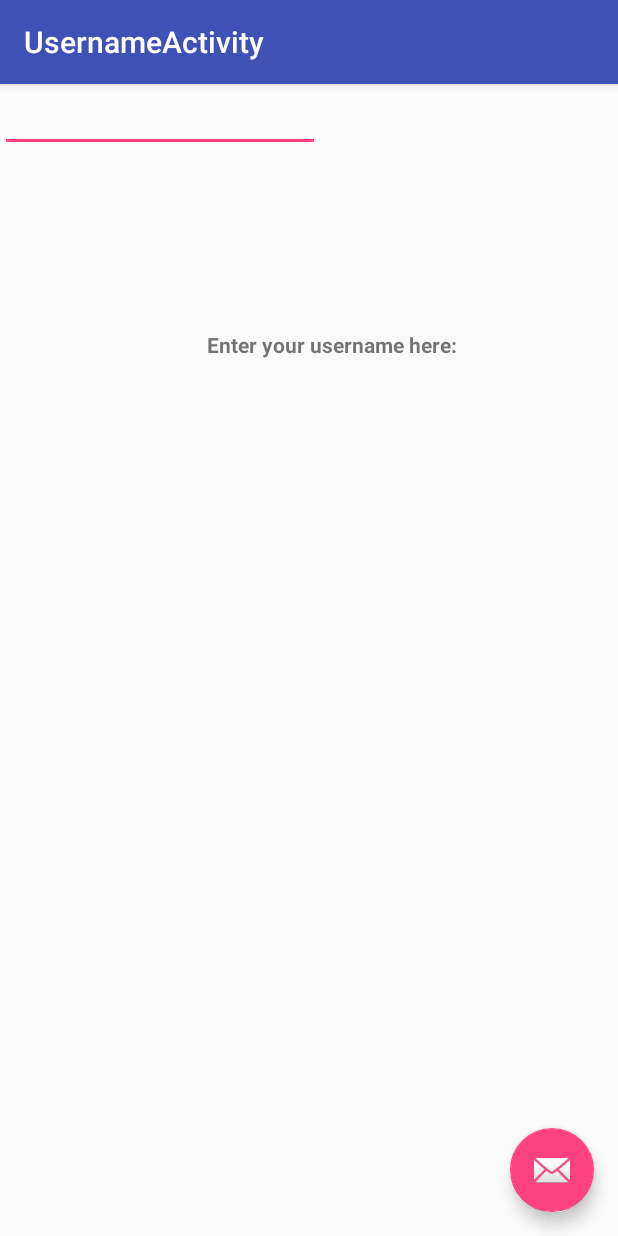
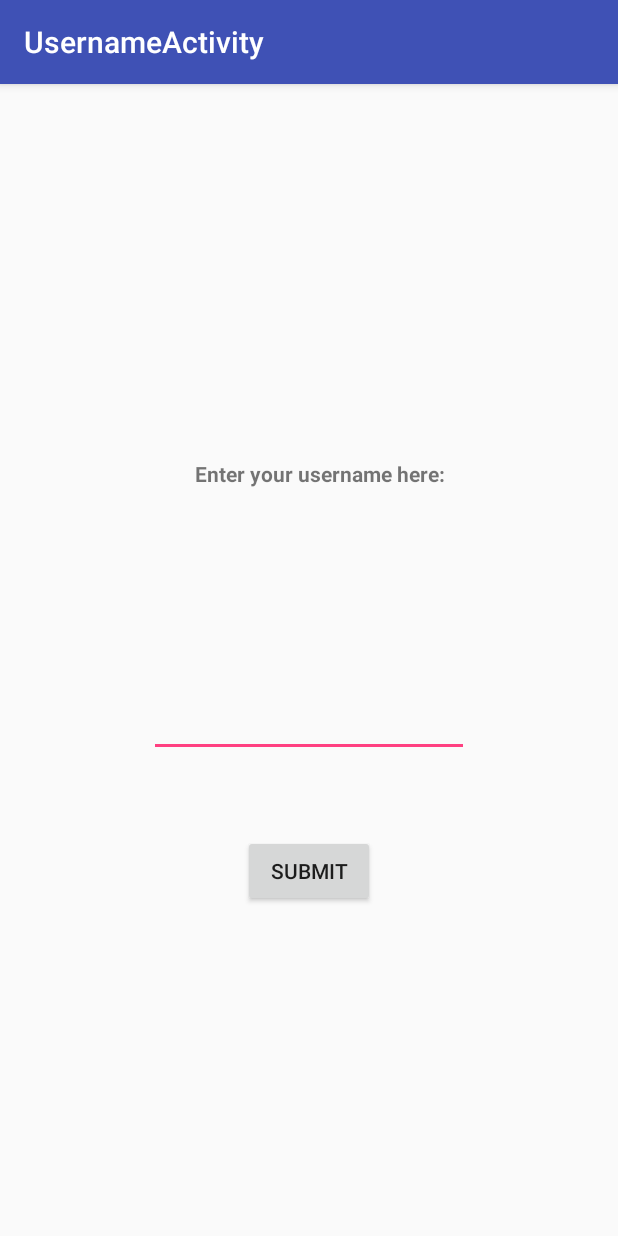
Before and after one commit to amikmandal/LendIt, an Android app: the UsernameActivity screen opened directly, with no data from a screen before it, on a phone screen of 412 x 824 dp. Run offline under Robolectric (Android 15) with nearby library versions, the phone set to English and light mode, and no system bars; our stand-ins replace Firebase (no records; nobody signed in at launch, a user with empty details on screens opened directly); Roboto replaces fonts that are not available here.

Commit message:
sabrinas commented code

```diff
--- a/app/src/main/java/com/example/sabrinapin/lendit/User.java
+++ b/app/src/main/java/com/example/sabrinapin/lendit/User.java
@@ -11,12 +11,16 @@ public class User {
     private String USER_ID;
     private String USERNAME;
 
+    //Creates a user object to store first name, last name and unique Facebook ID
+    //First used in LoginActivity
+    //Later called in UsernameActivity to retrieve first and last name, along with ID
     public User(String firstName, String lastName, String userID){
         USER_FIRST = firstName;
         USER_LAST = lastName;
         USER_ID = userID;
     }
 
+    //used for instances that setting is necessary
     public User(){
 
     }
--- a/app/src/main/java/com/example/sabrinapin/lendit/UsernameActivity.java
+++ b/app/src/main/java/com/example/sabrinapin/lendit/UsernameActivity.java
@@ -31,6 +31,7 @@ public class UsernameActivity extends AppCompatActivity {
 
     EditText usernameView;
     TextView welcomeView;
+    Button submit;
     private String usernameInput;
     SharedPreferences sharedPref;
     private FirebaseDatabase mReference;
@@ -40,7 +41,9 @@ public class UsernameActivity extends AppCompatActivity {
         super.onCreate(savedInstanceState);
         setContentView(R.layout.activity_username);
 
+        //welcomeView - presents login instructions
         welcomeView = findViewById(R.id.welcomeMessage);
+        //EditText for user to input a unique username
         usernameView = findViewById(R.id.usernameInput);
 
         mReference = FirebaseDatabase.getInstance("https://lendit-af1e0.firebaseio.com/");
@@ -48,27 +51,33 @@ public class UsernameActivity extends AppCompatActivity {
 
         sharedPref = PreferenceManager.getDefaultSharedPreferences(this);
 
-
-
-
-
-
+        //preference used to make sure when user exits app and returns that app will go back to UsernameActivity
+        sharedPref.edit().putString("inUsernameActivity","uselessString").commit();
 
         Toolbar toolbar = (Toolbar) findViewById(R.id.toolbar);
         setSupportActionBar(toolbar);
 
-        FloatingActionButton fab = (FloatingActionButton) findViewById(R.id.fab);
-        fab.setOnClickListener(new View.OnClickListener() {
+        //submit button - when user presses the username will be stored
+        submit = findViewById(R.id.submitButton);
+
+        submit.setOnClickListener(new View.OnClickListener() {
+
+            //if user already has made a username, app will continue on to MainActivity
             @Override
             public void onClick(View view) {
                 String userId = mUser.getUSER_ID();
-                if(true){ Intent intent = new Intent(UsernameActivity.this, MainActivity.class);}
+                if(true){
+                    //The app will no longer recognize UserNameActivity as the current activity and continue onto Main instead
+                    sharedPref.edit().remove("inUsernameActivity").commit();
+                    Intent intent = new Intent(UsernameActivity.this, MainActivity.class);}
+
 //                DatabaseReference myRef = mReference.getReference("users");
 
                 DatabaseReference myUsernames = mReference.getReference("checkNames");
                 Log.d("nameRef", usernameView.getText().toString());
 
 
+                //method checks to see if username is unique
                 myUsernames.addListenerForSingleValueEvent(new ValueEventListener() {
                     @Override
                     public void onDataChange(DataSnapshot snapshot) {
@@ -78,7 +87,7 @@ public class UsernameActivity extends AppCompatActivity {
                             DatabaseReference putUsernames = mReference.getReference("usernames");
 
 
-
+                            //stores everything once user inputs new/unique username
                             USERNAME = usernameView.getText().toString();
                             mUser.setUSERNAME(USERNAME);
                             sharedPref.edit().putString("userName", USERNAME).commit();
@@ -91,6 +100,10 @@ public class UsernameActivity extends AppCompatActivity {
                             putUsernames.child(mUser.getUSER_ID()).setValue(infoA);
                             checkUsernames.child(USERNAME).setValue("exists");
 
+                            //when unique user is submitted, the app will no longer recognize UserNameActivity as the current activity
+                            sharedPref.edit().remove("inUsernameActivity").commit();
+
+                            //continues on to MainActivity once information is stored
                             Intent intent = new Intent(UsernameActivity.this, MainActivity.class);
                             startActivity(intent);
                             finish();
@@ -104,25 +117,20 @@ public class UsernameActivity extends AppCompatActivity {
                     @Override
                     public void onCancelled(DatabaseError databaseError) {
 
-
+                        //when cancelled, the app will no longer recognize UserNameActivity as the current activity
+                        sharedPref.edit().remove("inUsernameActivity").commit();
                     }
                 });
-
-
-
-//                myUsernames.child(userId).child("lenditUsername").setValue(USERNAME);
-//                myUsernames.child(userId).child("Name").setValue(USER_FIRST_NAME + " " + USER_LAST_NAME);
-                    //myRef.child(userId).child("username").setValue(USERNAME);
-
-
-
-
-
-
-
-
             }
         });
     }
 
+    @Override
+    public void onBackPressed() {
+        //when user presses back arrow, the app will no longer recognize UserNameActivity as the current activity
+        sharedPref.edit().remove("inUsernameActivity").commit();
+        Intent intent = new Intent(UsernameActivity.this, MainActivity.class);
+        startActivity(intent);
+        finish();
+    }
 }
--- a/app/src/main/java/com/example/sabrinapin/lendit/UsernameInformation.java
+++ b/app/src/main/java/com/example/sabrinapin/lendit/UsernameInformation.java
@@ -9,6 +9,7 @@ public class UsernameInformation
     private String name;
     private String lenditUsername;
 
+    //used in UsernameActivity to store current user's unique username and first and last name (stored as "name")
     public UsernameInformation(){
 
 
--- a/app/src/main/res/layout/activity_username.xml
+++ b/app/src/main/res/layout/activity_username.xml
@@ -22,12 +22,6 @@
 
     <include layout="@layout/content_username" />
 
-    <android.support.design.widget.FloatingActionButton
-        android:id="@+id/fab"
-        android:layout_width="wrap_content"
-        android:layout_height="wrap_content"
-        android:layout_gravity="bottom|end"
-        android:layout_margin="@dimen/fab_margin"
-        app:srcCompat="@android:drawable/ic_dialog_email" />
+
 
 </android.support.design.widget.CoordinatorLayout>
--- a/app/src/main/res/layout/content_username.xml
+++ b/app/src/main/res/layout/content_username.xml
@@ -11,12 +11,14 @@
     <TextView
         android:id="@+id/welcomeMessage"
         android:layout_width="wrap_content"
-        android:layout_height="34dp"
-        android:layout_marginEnd="108dp"
+        android:layout_height="30dp"
+        android:layout_marginBottom="37dp"
+        android:layout_marginEnd="116dp"
         android:layout_marginTop="164dp"
         android:text="Enter your username here:"
         android:textAlignment="center"
         android:textStyle="bold"
+        app:layout_constraintBottom_toTopOf="@+id/usernameInput"
         app:layout_constraintEnd_toEndOf="parent"
         app:layout_constraintTop_toTopOf="parent" />
 
@@ -24,10 +26,23 @@
         android:id="@+id/usernameInput"
         android:layout_width="wrap_content"
         android:layout_height="wrap_content"
+        android:layout_marginBottom="233dp"
         android:ems="10"
         android:inputType="textPersonName"
-        tools:layout_editor_absoluteX="84dp"
-        tools:layout_editor_absoluteY="232dp"
+        app:layout_constraintBottom_toBottomOf="parent"
+        app:layout_constraintEnd_toEndOf="parent"
+        app:layout_constraintStart_toStartOf="parent"
+        app:layout_constraintTop_toBottomOf="@+id/welcomeMessage"
         tools:ignore="MissingConstraints" />
 
+    <Button
+        android:id="@+id/submitButton"
+        android:layout_width="wrap_content"
+        android:layout_height="wrap_content"
+        android:layout_marginTop="52dp"
+        android:text="submit"
+        app:layout_constraintEnd_toEndOf="parent"
+        app:layout_constraintStart_toStartOf="parent"
+        app:layout_constraintTop_toBottomOf="@+id/usernameInput" />
+
 </android.support.constraint.ConstraintLayout>
```
Also changed, not shown: app/build.gradle (+7 -0 lines), app/src/main/java/com/example/sabrinapin/lendit/CaldroidSampleActivity.java (+19 -0 lines), app/src/main/java/com/example/sabrinapin/lendit/LoginActivity.java (+30 -63 lines), app/src/main/java/com/example/sabrinapin/lendit/MainActivity.java (+54 -137 lines), app/src/main/java/com/example/sabrinapin/lendit/NewTransaction.java (+21 -70 lines), app/src/main/res/menu/main_activity_menu.xml (added, +7 -0 lines), 7 other files.
